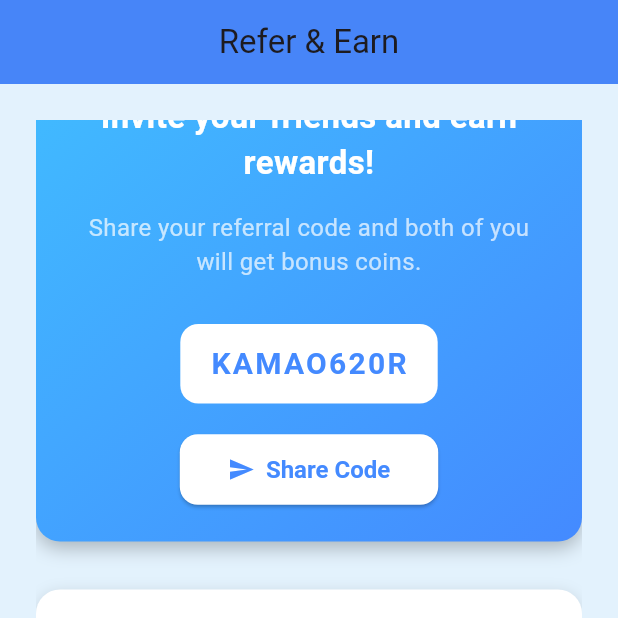
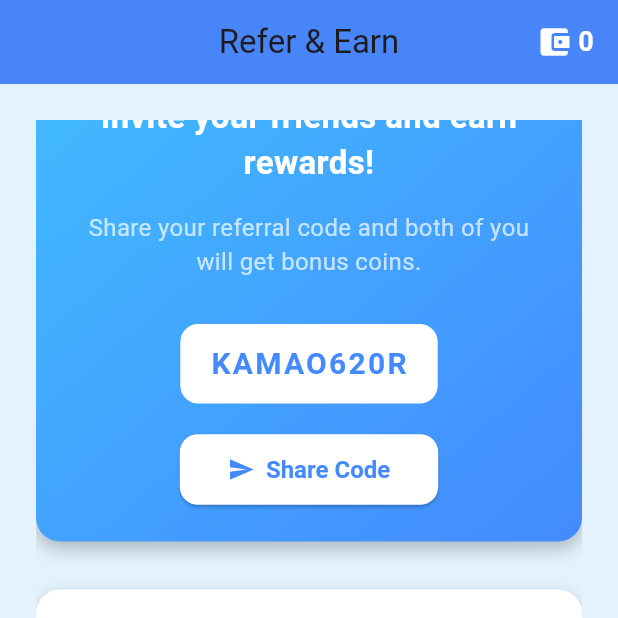
Before and after one commit to Monoartiam99/EarnApp, a Flutter app: the screen it shows once a user with an empty profile is signed in, item 2 of the bottom bar chosen, scrolled down 142 dp, after a tap on "Claim Coins", on a phone screen of 412 x 824 dp, the top half of it. Run offline on Flutter 3.47's test engine with Material 3 defaults, Android fonts, the phone set to English and light mode, and no system bars; our stand-ins replace cloud_firestore, firebase_auth, firebase_core, flutter_fortune_wheel, google_mobile_ads, shared_preferences; missing offline and left inert: scratcher; accounts and stored records are empty.

Commit message:
Updated Refer Earn

```diff
--- a/lib/earn_screen.dart
+++ b/lib/earn_screen.dart
@@ -15,11 +15,28 @@ class EarnScreen extends StatefulWidget {
 class _EarnScreenState extends State<EarnScreen> {
   String? referralCode;
   final TextEditingController _referralInputController = TextEditingController();
+  int walletCoins = 0;
 
   @override
   void initState() {
     super.initState();
     _loadOrGenerateReferralCode();
+    _loadWalletCoins();
+  }
+
+  Future<void> _loadWalletCoins() async {
+    final prefs = await SharedPreferences.getInstance();
+    setState(() {
+      walletCoins = prefs.getInt('wallet_coins') ?? 0;
+    });
+  }
+
+  Future<void> _addCoinsToWallet(int coins) async {
+    final prefs = await SharedPreferences.getInstance();
+    setState(() {
+      walletCoins += coins;
+    });
+    await prefs.setInt('wallet_coins', walletCoins);
   }
 
   Future<void> _loadOrGenerateReferralCode() async {
@@ -61,7 +78,22 @@ class _EarnScreenState extends State<EarnScreen> {
     );
   }
 
-  void _claimCoins(BuildContext context) {
+  void _claimCoins(BuildContext context) async {
+    final prefs = await SharedPreferences.getInstance();
+
+    // Check if already claimed
+    final alreadyClaimed = prefs.getBool('coins_claimed') ?? false;
+    if (alreadyClaimed) {
+      ScaffoldMessenger.of(context).showSnackBar(
+        SnackBar(
+          content: Text("You have already claimed your coins!"),
+          behavior: SnackBarBehavior.floating,
+          margin: const EdgeInsets.symmetric(horizontal: 24, vertical: 16),
+        ),
+      );
+      return;
+    }
+
     final enteredCode = _referralInputController.text.trim();
 
     // 1. Check if empty
@@ -101,15 +133,9 @@ class _EarnScreenState extends State<EarnScreen> {
       return;
     }
 
-    // 4. (Optional) Prevent duplicate use: store used codes in SharedPreferences
-    // For demonstration, let's check and store used codes
-    _checkAndStoreUsedCode(context, enteredCode);
-  }
-
-  Future<void> _checkAndStoreUsedCode(BuildContext context, String code) async {
-    final prefs = await SharedPreferences.getInstance();
+    // 4. Prevent duplicate use: store used codes in SharedPreferences
     final usedCodes = prefs.getStringList('used_referral_codes') ?? [];
-    if (usedCodes.contains(code)) {
+    if (usedCodes.contains(enteredCode)) {
       ScaffoldMessenger.of(context).showSnackBar(
         SnackBar(
           content: Text("This referral code has already been used!"),
@@ -119,15 +145,41 @@ class _EarnScreenState extends State<EarnScreen> {
       );
       return;
     }
-    usedCodes.add(code);
+    usedCodes.add(enteredCode);
     await prefs.setStringList('used_referral_codes', usedCodes);
 
-    // Success!
-    ScaffoldMessenger.of(context).showSnackBar(
-      SnackBar(
-        content: Text("Coins claimed!"),
-        behavior: SnackBarBehavior.floating,
-        margin: const EdgeInsets.symmetric(horizontal: 24, vertical: 16),
+    // Mark as claimed for lifetime
+    await prefs.setBool('coins_claimed', true);
+
+    // Add 499 coins and show pop-out
+    await _addCoinsToWallet(499);
+    showDialog(
+      context: context,
+      builder: (context) => AlertDialog(
+        title: const Text("Congratulations!"),
+        content: Column(
+          mainAxisSize: MainAxisSize.min,
+          children: [
+            const Icon(Icons.monetization_on, color: Colors.amber, size: 48),
+            const SizedBox(height: 16),
+            Text(
+              "+499 Coins",
+              style: const TextStyle(
+                fontSize: 32,
+                fontWeight: FontWeight.bold,
+                color: Colors.green,
+              ),
+            ),
+            const SizedBox(height: 8),
+            Text("Coins have been added to your wallet!"),
+          ],
+        ),
+        actions: [
+          TextButton(
+            onPressed: () => Navigator.of(context).pop(),
+            child: const Text("OK"),
+          ),
+        ],
       ),
     );
   }
@@ -141,6 +193,25 @@ class _EarnScreenState extends State<EarnScreen> {
         backgroundColor: Colors.blueAccent,
         elevation: 2,
         centerTitle: true,
+        actions: [
+          Padding(
+            padding: const EdgeInsets.symmetric(horizontal: 16),
+            child: Row(
+              children: [
+                const Icon(Icons.account_balance_wallet, color: Colors.white),
+                const SizedBox(width: 4),
+                Text(
+                  walletCoins.toString(),
+                  style: const TextStyle(
+                    color: Colors.white,
+                    fontWeight: FontWeight.bold,
+                    fontSize: 18,
+                  ),
+                ),
+              ],
+            ),
+          ),
+        ],
       ),
       body: Padding(
         padding: const EdgeInsets.all(24),
```
